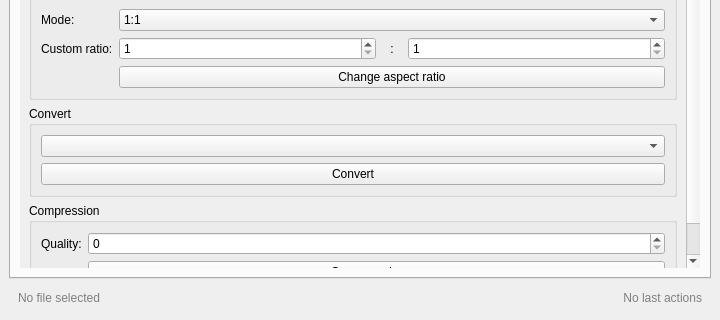
This is gui/sincleanerV2.ui in sinmirka/SinTweaker as Qt 5 draws it before an edit; both pictures show x 0 to 720 and y 200 to 520 of the 720 by 520 pixel window. The edited form follows.
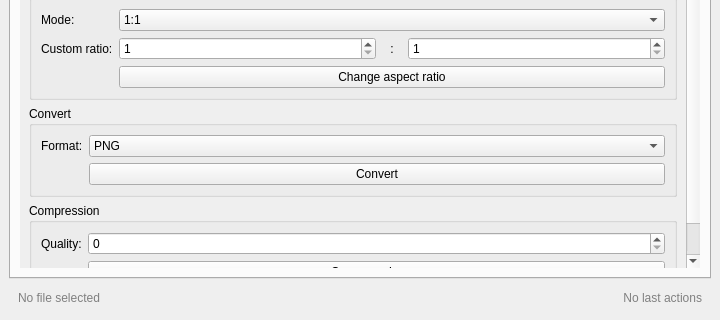
This is the edited form.

Commit message: Fixed format combo box not showing + some polishment

```diff
--- a/gui/sincleanerV2.ui
+++ b/gui/sincleanerV2.ui
@@ -164,9 +164,9 @@
            <property name="geometry">
             <rect>
              <x>0</x>
-             <y>0</y>
+             <y>-35</y>
              <width>666</width>
-             <height>448</height>
+             <height>454</height>
             </rect>
            </property>
            <layout class="QVBoxLayout" name="imageLayout">
@@ -317,11 +317,34 @@
               <property name="title">
                <string>Convert</string>
               </property>
-              <layout class="QVBoxLayout">
+              <layout class="QFormLayout" name="formLayout">
+               <item row="1" column="0">
+                <widget class="QLabel" name="label_2">
+                 <property name="text">
+                  <string>Format:</string>
+                 </property>
+                </widget>
+               </item>
+               <item row="1" column="1">
+                <widget class="QComboBox" name="comboFormat">
                <item>
-                <widget class="QComboBox" name="comboFormat"/>
+                  <property name="text">
+                   <string>PNG</string>
+                  </property>
                </item>
                <item>
+                  <property name="text">
+                   <string>JPG</string>
+                  </property>
+                 </item>
+                 <item>
+                  <property name="text">
+                   <string>WEBP</string>
+                  </property>
+                 </item>
+                </widget>
+               </item>
+               <item row="2" column="1">
                 <widget class="QPushButton" name="btnConvert">
                  <property name="text">
                   <string>Convert</string>
```
Left out of the diff: 48 changed lines with no effect on the pictures. Lines whose indentation alone changed are shown as unchanged. The commit also changes 1 other file.
